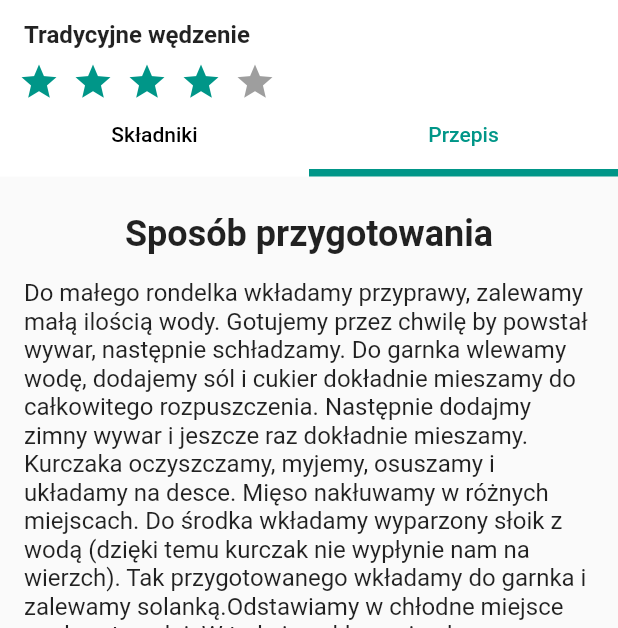
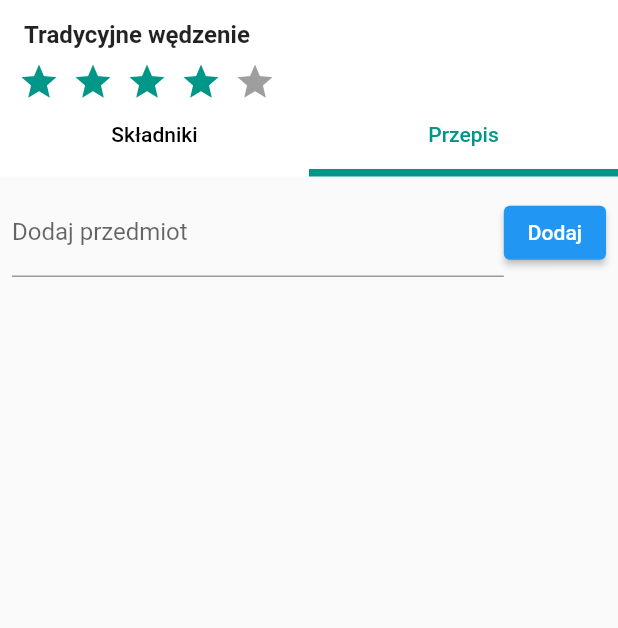
Before and after one commit to SQikeros/borniak, a Flutter app: the MealsPage screen opened directly with empty values, tab 2 chosen, on a phone screen of 412 x 824 dp, the part 608-1236 px from its top. Run offline on Flutter 3.47's test engine with Material 2 defaults, Android fonts, the phone set to English and light mode, and no system bars; drawn by our look-alikes of flutter_rating_bar; our stand-ins replace auto_route, cached_network_image, flex_color_scheme, flutter_bloc, flutter_svg, get and 4 more; missing offline and left inert: feedback, ferry, ferry_hive_store, gql_http_link; accounts and stored records are empty.

Commit message:
first-commit

```diff
--- a/lib/feature/meals/models/meals_model.dart
+++ b/lib/feature/meals/models/meals_model.dart
@@ -0,0 +1,12 @@
+import 'package:hive/hive.dart';
+
+part 'meals_model.g.dart';
+
+@HiveType(typeId: 2)
+class ShoppingItem extends HiveObject {
+  @HiveField(0)
+  late String name;
+
+  @HiveField(1)
+  late bool isPurchased;
+}
--- a/lib/feature/meals/pages/meals_page.dart
+++ b/lib/feature/meals/pages/meals_page.dart
@@ -13,9 +13,9 @@ class MealsPage extends StatelessWidget {
   }) : super(key: key);
 
   TabBarView _buildTabBarView() {
-    return const TabBarView(
+    return TabBarView(
       children: [
-        IngredientPage(),
+        const IngredientPage(),
         RecipePage(),
       ],
     );
--- a/lib/feature/meals/pages/recipe_page.dart
+++ b/lib/feature/meals/pages/recipe_page.dart
@@ -1,34 +1,101 @@
+import 'package:borniak/feature/meals/models/meals_model.dart';
 import 'package:flutter/material.dart';
+import 'package:hive/hive.dart';
+import 'package:hive_flutter/hive_flutter.dart';
 
-class RecipePage extends StatelessWidget {
-  const RecipePage({super.key});
+class RecipePage extends StatefulWidget {
+  @override
+  _RecipePageState createState() => _RecipePageState();
+}
+
+class _RecipePageState extends State<RecipePage> {
+  final TextEditingController _textEditingController = TextEditingController();
+  final Box<ShoppingItem> _shoppingBox = Hive.box<ShoppingItem>('shoppingBox');
+
+  @override
+  void dispose() {
+    _textEditingController.dispose();
+    super.dispose();
+  }
+
+  List item = [
+
+  ];
+
+  void _addItem(String name) {
+    if (name.isNotEmpty) {
+      final item = ShoppingItem()
+        ..name = name
+        ..isPurchased = false;
+      _shoppingBox.add(item);
+      _textEditingController.clear();
+    }
+  }
+
+  void _toggleItem(ShoppingItem item) {
+    item.isPurchased = !item.isPurchased;
+    item.save();
+  }
+
+  void _deleteItem(ShoppingItem item) {
+    item.delete();
+  }
 
   @override
   Widget build(BuildContext context) {
-    return CustomScrollView(
-      slivers: [
-        SliverToBoxAdapter(
-          child: Padding(
-            padding: const EdgeInsets.symmetric(horizontal: 8, vertical: 16),
-            child: Column(
-              children: const [
-                Padding(
-                  padding: EdgeInsets.all(8.0),
-                  child: Text('Sposób przygotowania', style: TextStyle(fontWeight: FontWeight.bold, fontSize: 24),),
-                ),
-                Padding(
-                  padding: EdgeInsets.all(8.0),
-                  child: Text('Do małego rondelka wkładamy przyprawy, zalewamy małą ilością wody. Gotujemy przez chwilę by powstał wywar, następnie schładzamy. Do garnka wlewamy wodę, dodajemy sól i cukier dokładnie mieszamy do całkowitego rozpuszczenia. Następnie dodajmy zimny wywar i jeszcze raz dokładnie mieszamy. Kurczaka oczyszczamy, myjemy, osuszamy i układamy na desce. Mięso nakłuwamy w różnych miejscach. Do środka wkładamy wyparzony słoik z wodą (dzięki temu kurczak nie wypłynie nam na wierzch). Tak przygotowanego wkładamy do garnka i zalewamy solanką.Odstawiamy w chłodne miejsce na dwa, trzy dni. W trakcie peklowania obracany kurczaka dwa razy w ciągu dnia. Do garnka wlewamy wodę, podgrzewamy do 80°C, wkładamy kurczaka i parzymy około jedną godzinę w 70°C. Wyjmujemy, zawieszamy na haku i wieszamy w wędzarni. Za pomocą osuszacza około 2-3 godziny osuszamy. W szafie wędzarniczej ustawiamy temperaturę około 50-60°C i wędzimy około 3-4 godziny.  Smarujemy kurczaka olejem i podnosimy temperaturę do 90°C. Wędzimy do czasu, aż nabierze koloru, a mięso osiągnie w środku 80°C.',
-                    style: TextStyle(
-                      fontSize: 16,
+    return Column(
+        children: [
+          Padding(
+            padding: const EdgeInsets.all(8.0),
+            child: Row(
+              children: [
+                Expanded(
+                  child: TextField(
+                    controller: _textEditingController,
+                    decoration: InputDecoration(
+                      labelText: 'Dodaj przedmiot',
                     ),
                   ),
-                )
+                ),
+                ElevatedButton(
+                  onPressed: () {
+                    _addItem(_textEditingController.text);
+                  },
+                  child: Text('Dodaj'),
+                ),
               ],
             ),
           ),
-        )
-      ],
-    );
+          Expanded(
+            child: ValueListenableBuilder<Box<ShoppingItem>>(
+              valueListenable: _shoppingBox.listenable(),
+              builder: (context, box, _) {
+                final items = box.values.toList();
+                return ListView.builder(
+                  itemCount: items.length,
+                  itemBuilder: (context, index) {
+                    final item = items[index];
+                    return ListTile(
+                      leading: Checkbox(
+                        value: item.isPurchased,
+                        onChanged: (_) {
+                          _toggleItem(item);
+                        },
+                      ),
+                      title: Text(item.name),
+                      trailing: IconButton(
+                        icon: Icon(Icons.delete),
+                        onPressed: () {
+                          _deleteItem(item);
+                        },
+                      ),
+                    );
+                  },
+                );
+              },
+            ),
+          ),
+        ],
+      );
   }
 }
--- a/lib/feature/product/models/product_model.dart
+++ b/lib/feature/product/models/product_model.dart
@@ -1,3 +1,4 @@
+
 class Product {
   final String name;
   final double price;
--- a/lib/feature/profile/bloc/boxes.dart
+++ b/lib/feature/profile/bloc/boxes.dart
@@ -0,0 +1,3 @@
+import 'package:hive/hive.dart';
+
+late Box boxPersons;
--- a/lib/feature/search/pages/search_page.dart
+++ b/lib/feature/search/pages/search_page.dart
@@ -1,6 +1,5 @@
 import 'package:borniak/feature/product/widgets/catalog_products.dart';
 import 'package:flutter/material.dart';
-
 
 class SearchPage extends StatefulWidget {
   const SearchPage({Key? key}) : super(key: key);
```
Also changed, not shown: lib/feature/login/pages/login_page.dart (+10 -8 lines), lib/feature/map/pages/distributor_map.dart (+115 -0 lines), lib/feature/product/widgets/catalog_products.dart (+33 -14 lines), lib/feature/profile/bloc/person.dart (+2 -5 lines), lib/feature/profile/pages/profile_page.dart (+5 -3 lines), lib/hivestore/hivestore.dart (+3 -7 lines), lib/main.dart (+15 -3 lines), pubspec.yaml (+10 -1 lines), lib/feature/meals/models/meals_model.g.dart (added), lib/feature/profile/bloc/person.g.dart (added), pubspec.lock, 4 other files.
